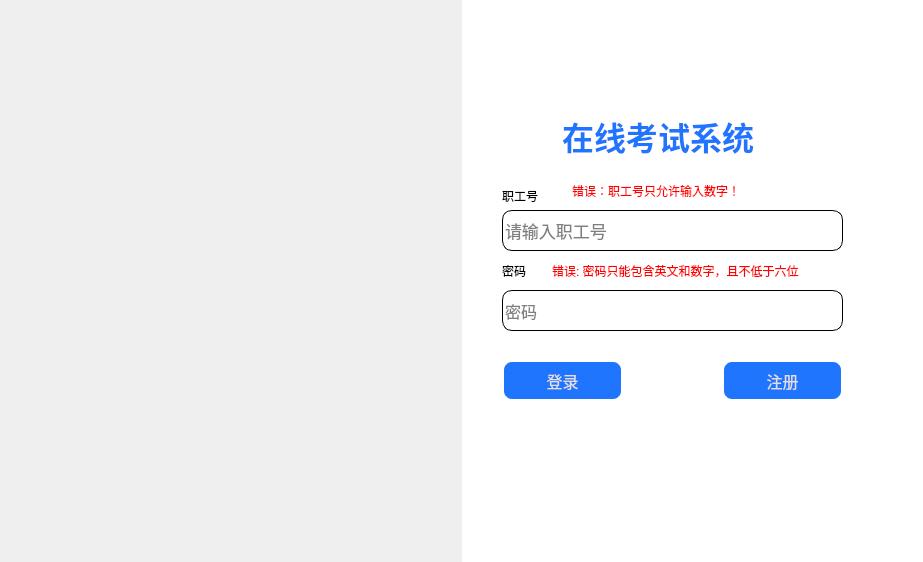
Old version of the form ExamSystemTeacher/widget.ui in the repository XieFuy/ExamSystemTeacherEnd.
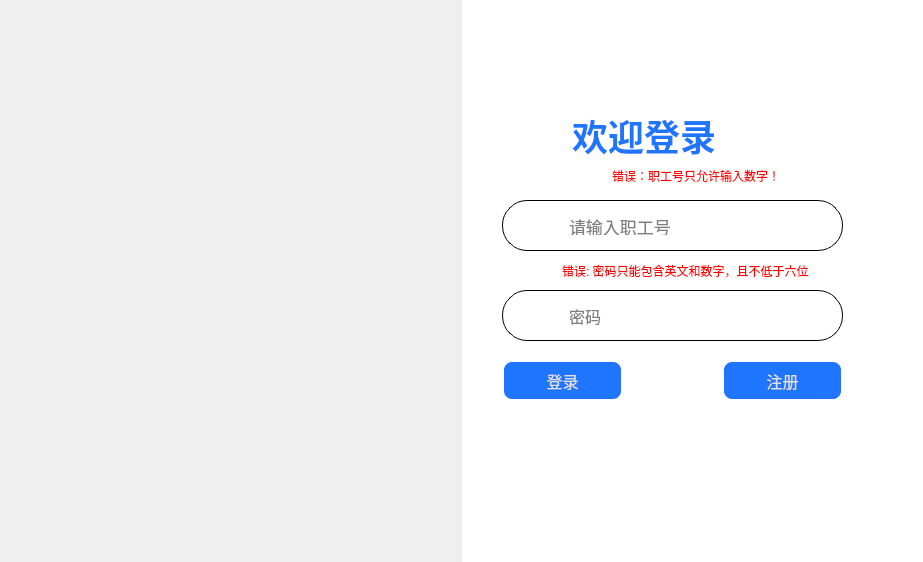
New version of the form. Icons and pictures are not drawn.

Commit message: 1、修改了登录界面的UI

```diff
--- a/ExamSystemTeacher/widget.ui
+++ b/ExamSystemTeacher/widget.ui
@@ -59,39 +59,13 @@
 background-color: rgb(255,255,255);
 }</string>
      </property>
-     <widget class="QLabel" name="label_2">
-      <property name="geometry">
-       <rect>
-        <x>40</x>
-        <y>180</y>
-        <width>72</width>
-        <height>31</height>
-       </rect>
-      </property>
-      <property name="text">
-       <string>职工号</string>
-      </property>
-     </widget>
-     <widget class="QLabel" name="label_3">
-      <property name="geometry">
-       <rect>
-        <x>40</x>
-        <y>250</y>
-        <width>72</width>
-        <height>41</height>
-       </rect>
-      </property>
-      <property name="text">
-       <string>密码</string>
-      </property>
-     </widget>
      <widget class="QLineEdit" name="lineEdit">
       <property name="geometry">
        <rect>
-        <x>40</x>
-        <y>210</y>
-        <width>341</width>
-        <height>41</height>
+        <x>90</x>
+        <y>200</y>
+        <width>291</width>
+        <height>51</height>
        </rect>
       </property>
       <property name="font">
@@ -102,8 +76,12 @@
       <property name="styleSheet">
        <string notr="true">#lineEdit
 {
+/*border:none;*/
 border: 1px solid black;
-  border-radius: 10px;
+border-left:none;
+border-top-right-radius:25;
+border-bottom-right-radius:25;
+ padding: 15px; 
 }
 
 #lineEdit:hover
@@ -118,10 +96,10 @@
      <widget class="QLineEdit" name="lineEdit_2">
       <property name="geometry">
        <rect>
-        <x>40</x>
+        <x>90</x>
         <y>290</y>
-        <width>341</width>
-        <height>41</height>
+        <width>291</width>
+        <height>51</height>
        </rect>
       </property>
       <property name="font">
@@ -130,15 +108,23 @@
        </font>
       </property>
       <property name="styleSheet">
-       <string notr="true">#lineEdit_2:hover
+       <string notr="true">#lineEdit_2
 {
-  border: 1px solid #f7115b;
+/*border:none;*/
+border: 1px solid black;
+border-left:none;
+border-top-right-radius:25;
+border-bottom-right-radius:25;
+ padding: 15px; 
 }
 
-#lineEdit_2
+#lineEdit_2:hover
 {
-border: 1px solid black;
-  border-radius: 10px;
+border: 1px solid #f7115b;
+border-left:none;
+border-top-right-radius:25;
+border-bottom-right-radius:25;
+ padding: 15px; 
 }</string>
       </property>
       <property name="echoMode">
@@ -230,10 +216,10 @@
      <widget class="QLabel" name="label_4">
       <property name="geometry">
        <rect>
-        <x>0</x>
-        <y>130</y>
-        <width>101</width>
-        <height>16</height>
+        <x>40</x>
+        <y>120</y>
+        <width>71</width>
+        <height>31</height>
        </rect>
       </property>
       <property name="text">
@@ -246,12 +232,17 @@
      <widget class="QLabel" name="label_5">
       <property name="geometry">
        <rect>
-        <x>340</x>
-        <y>130</y>
-        <width>101</width>
-        <height>16</height>
+        <x>300</x>
+        <y>120</y>
+        <width>71</width>
+        <height>31</height>
        </rect>
       </property>
+      <property name="font">
+       <font>
+        <pointsize>14</pointsize>
+       </font>
+      </property>
       <property name="text">
        <string/>
       </property>
@@ -262,16 +253,16 @@
      <widget class="QLabel" name="label_6">
       <property name="geometry">
        <rect>
-        <x>100</x>
-        <y>100</y>
-        <width>241</width>
-        <height>71</height>
+        <x>110</x>
+        <y>90</y>
+        <width>191</width>
+        <height>91</height>
        </rect>
       </property>
       <property name="font">
        <font>
         <family>隶书</family>
-        <pointsize>24</pointsize>
+        <pointsize>27</pointsize>
         <weight>75</weight>
         <bold>true</bold>
        </font>
@@ -282,14 +273,14 @@
 }</string>
       </property>
       <property name="text">
-       <string>在线考试系统</string>
+       <string>欢迎登录</string>
       </property>
      </widget>
      <widget class="QLabel" name="label_7">
       <property name="geometry">
        <rect>
-        <x>110</x>
-        <y>175</y>
+        <x>150</x>
+        <y>160</y>
         <width>211</width>
         <height>31</height>
        </rect>
@@ -312,7 +303,7 @@
      <widget class="QLabel" name="label_8">
       <property name="geometry">
        <rect>
-        <x>90</x>
+        <x>100</x>
         <y>260</y>
         <width>321</width>
         <height>21</height>
@@ -328,6 +319,71 @@
        <string>错误: 密码只能包含英文和数字，且不低于六位</string>
       </property>
      </widget>
+     <widget class="QPushButton" name="pushButton_3">
+      <property name="geometry">
+       <rect>
+        <x>40</x>
+        <y>200</y>
+        <width>51</width>
+        <height>51</height>
+       </rect>
+      </property>
+      <property name="styleSheet">
+       <string notr="true">#pushButton_3
+{
+border:1px solid black;
+border-right:none;
+border-top-left-radius:25;
+border-bottom-left-radius:25;
+}
+</string>
+      </property>
+      <property name="text">
+       <string/>
+      </property>
+      <property name="icon">
+       <iconset resource="res.qrc">
+        <normaloff>:/icons/acount.png</normaloff>:/icons/acount.png</iconset>
+      </property>
+      <property name="iconSize">
+       <size>
+        <width>30</width>
+        <height>30</height>
+       </size>
+      </property>
+     </widget>
+     <widget class="QPushButton" name="pushButton_4">
+      <property name="geometry">
+       <rect>
+        <x>40</x>
+        <y>290</y>
+        <width>51</width>
+        <height>51</height>
+       </rect>
+      </property>
+      <property name="styleSheet">
+       <string notr="true">#pushButton_4
+{
+border:1px solid black;
+border-right:none;
+border-top-left-radius:25;
+border-bottom-left-radius:25;
+}</string>
+      </property>
+      <property name="text">
+       <string/>
+      </property>
+      <property name="icon">
+       <iconset resource="res.qrc">
+        <normaloff>:/icons/password.png</normaloff>:/icons/password.png</iconset>
+      </property>
+      <property name="iconSize">
+       <size>
+        <width>30</width>
+        <height>30</height>
+       </size>
+      </property>
+     </widget>
     </widget>
    </item>
   </layout>
```
Left out of the diff: 6 changed lines with no effect on the pictures. The commit also changes 4 other files.
